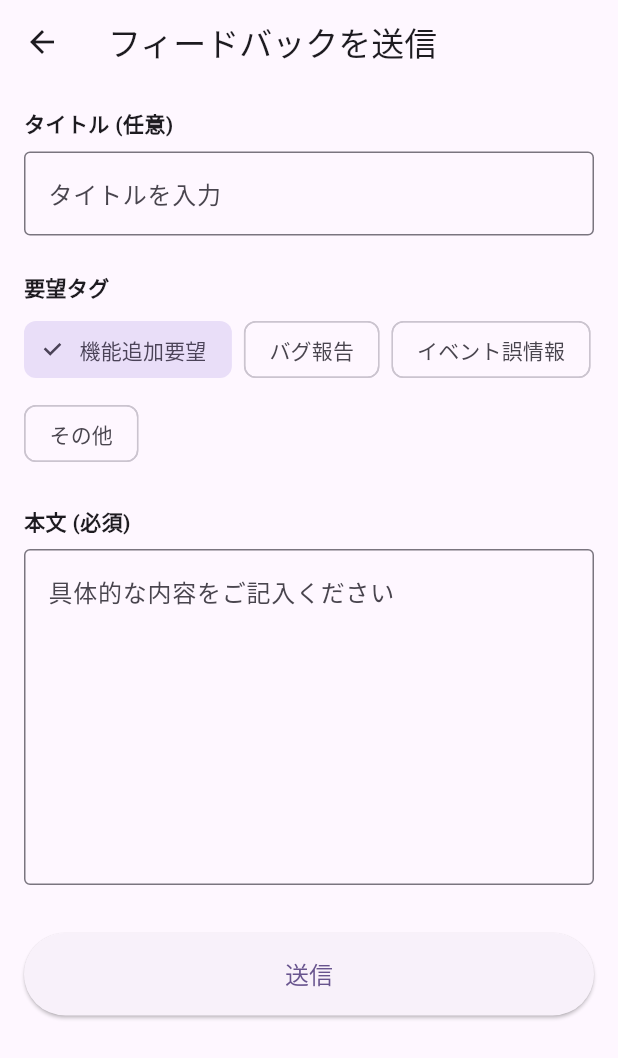
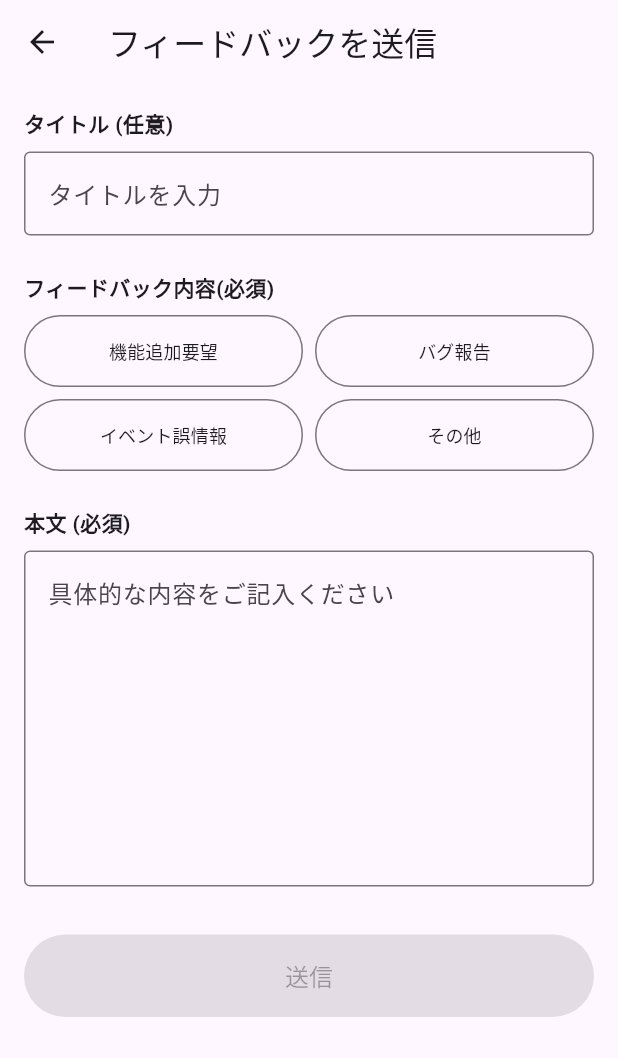
Before and after one commit to onpuuki/game-tracker, a Flutter app: the FeedbackScreen screen opened directly, on a phone screen of 412 x 824 dp. Shown: the top 1058 px of the screen. Run offline on Flutter 3.47's test engine with Material 3 defaults, Android fonts, the phone set to English and light mode, and no system bars; our stand-ins replace cloud_firestore, cloud_functions, firebase_auth, firebase_core, flutter_hooks, flutter_riverpod and 2 more; accounts and stored records are empty; network calls fail.

Commit message:
feat: Improve feedback form UI, validation, and success screen
- Created `FeedbackSuccessScreen` to display after successful submission.
- Changed tag selection to a uniform 2x2 grid in `FeedbackScreen`.
- Enforced mandatory validation for both tag selection and body content.
- Fixed async freeze bug by managing `mounted` state correctly before replacing the route.

Co-authored-by: onpuuki <220911838+onpuuki@users.noreply.github.com>

```diff
--- a/frontend/lib/screens/feedback_screen.dart
+++ b/frontend/lib/screens/feedback_screen.dart
@@ -1,6 +1,7 @@
 import 'package:flutter/material.dart';
 import 'package:cloud_firestore/cloud_firestore.dart';
 import 'package:firebase_auth/firebase_auth.dart';
+import 'feedback_success_screen.dart';
 
 class FeedbackScreen extends StatefulWidget {
   final String? initialTitle;
@@ -36,12 +37,18 @@ class _FeedbackScreenState extends State<FeedbackScreen> {
     super.initState();
     _titleController = TextEditingController(text: widget.initialTitle ?? '');
     _bodyController = TextEditingController();
-    _selectedTag = widget.initialTag ?? _tags.first;
+    _bodyController.addListener(_onBodyChanged);
+    _selectedTag = widget.initialTag;
+  }
+
+  void _onBodyChanged() {
+    setState(() {});
   }
 
   @override
   void dispose() {
     _titleController.dispose();
+    _bodyController.removeListener(_onBodyChanged);
     _bodyController.dispose();
     super.dispose();
   }
@@ -73,10 +80,14 @@ class _FeedbackScreenState extends State<FeedbackScreen> {
 
       if (!mounted) return;
 
-      ScaffoldMessenger.of(context).showSnackBar(
-        const SnackBar(content: Text('フィードバックを送信しました。ご協力ありがとうございます！')),
+      setState(() {
+        _isSubmitting = false;
+      });
+
+      Navigator.pushReplacement(
+        context,
+        MaterialPageRoute(builder: (context) => const FeedbackSuccessScreen()),
       );
-      Navigator.pop(context);
     } catch (e) {
       if (!mounted) return;
       ScaffoldMessenger.of(context).showSnackBar(
@@ -86,6 +97,41 @@ class _FeedbackScreenState extends State<FeedbackScreen> {
         _isSubmitting = false;
       });
     }
+  }
+
+  Widget _buildTagButton(String tag) {
+    final isSelected = _selectedTag == tag;
+    return SizedBox(
+      height: 48,
+      child: OutlinedButton(
+        onPressed: () {
+          setState(() {
+            _selectedTag = tag;
+          });
+        },
+        style: OutlinedButton.styleFrom(
+          backgroundColor: isSelected
+              ? Theme.of(context).colorScheme.primaryContainer
+              : null,
+          side: BorderSide(
+            color: isSelected
+                ? Theme.of(context).colorScheme.primary
+                : Theme.of(context).colorScheme.outline,
+          ),
+          padding: const EdgeInsets.symmetric(horizontal: 4),
+        ),
+        child: Text(
+          tag,
+          style: TextStyle(
+            color: isSelected
+                ? Theme.of(context).colorScheme.onPrimaryContainer
+                : Theme.of(context).colorScheme.onSurface,
+            fontSize: 12,
+          ),
+          textAlign: TextAlign.center,
+        ),
+      ),
+    );
   }
 
   @override
@@ -115,26 +161,36 @@ class _FeedbackScreenState extends State<FeedbackScreen> {
                   ),
                   const SizedBox(height: 24),
                   const Text(
-                    '要望タグ',
+                    'フィードバック内容(必須)',
                     style: TextStyle(fontWeight: FontWeight.bold),
                   ),
                   const SizedBox(height: 8),
-                  Wrap(
-                    spacing: 8.0,
-                    runSpacing: 8.0,
-                    children: _tags.map((tag) {
-                      return ChoiceChip(
-                        label: Text(tag),
-                        selected: _selectedTag == tag,
-                        onSelected: (selected) {
-                          if (selected) {
-                            setState(() {
-                              _selectedTag = tag;
-                            });
-                          }
-                        },
-                      );
-                    }).toList(),
+                  Column(
+                    children: [
+                      Row(
+                        children: [
+                          Expanded(
+                            child: _buildTagButton(_tags[0]),
+                          ),
+                          const SizedBox(width: 8),
+                          Expanded(
+                            child: _buildTagButton(_tags[1]),
+                          ),
+                        ],
+                      ),
+                      const SizedBox(height: 8),
+                      Row(
+                        children: [
+                          Expanded(
+                            child: _buildTagButton(_tags[2]),
+                          ),
+                          const SizedBox(width: 8),
+                          Expanded(
+                            child: _buildTagButton(_tags[3]),
+                          ),
+                        ],
+                      ),
+                    ],
                   ),
                   const SizedBox(height: 24),
                   const Text(
@@ -152,7 +208,9 @@ class _FeedbackScreenState extends State<FeedbackScreen> {
                   ),
                   const SizedBox(height: 32),
                   ElevatedButton(
-                    onPressed: _submitFeedback,
+                    onPressed: (_selectedTag != null && _bodyController.text.trim().isNotEmpty)
+                        ? _submitFeedback
+                        : null,
                     style: ElevatedButton.styleFrom(
                       padding: const EdgeInsets.symmetric(vertical: 16),
                     ),
```
Also changed, not shown: frontend/lib/screens/feedback_success_screen.dart (added, +55 -0 lines).
